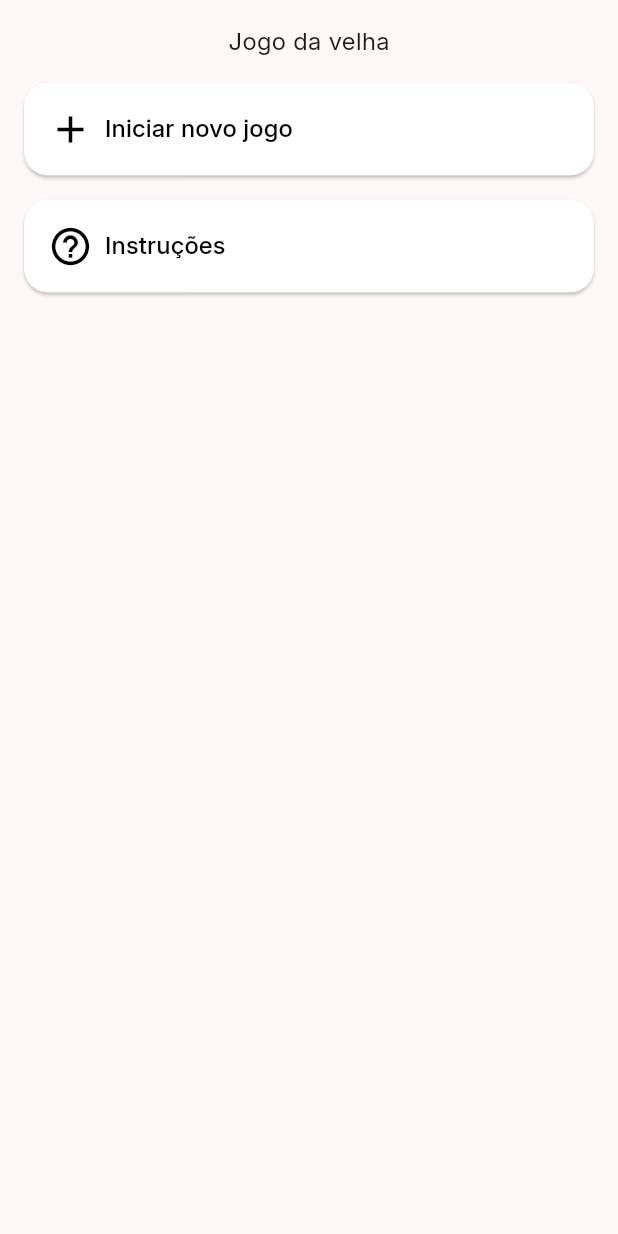
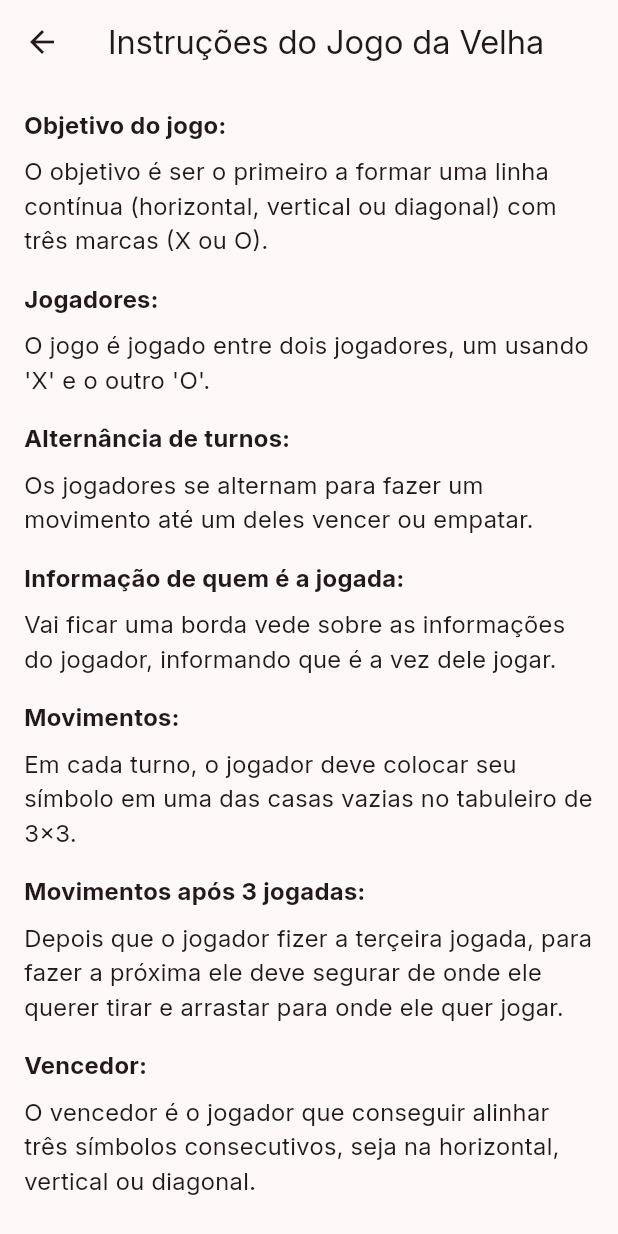
Before and after one commit to WillianMedeiros14/games_in_flutter, a Flutter app: the TicTacToeHomePage screen opened directly, after a tap on "Instruções", on a phone screen of 412 x 824 dp. Run offline on Flutter 3.47's test engine with Material 3 defaults, Android fonts, the phone set to English and light mode, and no system bars.

Commit message:
feature:  creation of tic-tac-toe instructions

```diff
--- a/lib/features/ticTacToe/presentation/pages/tic_tac_toe_home_page.dart
+++ b/lib/features/ticTacToe/presentation/pages/tic_tac_toe_home_page.dart
@@ -1,4 +1,5 @@
 import 'package:flutter/material.dart';
+import 'package:games/features/ticTacToe/presentation/pages/tic_tac_toe_instructions_page.dart';
 import 'package:games/features/ticTacToe/presentation/pages/tic_tac_toe_page.dart';
 import 'package:games/features/ticTacToe/presentation/widgets/button_list_games_widget.dart';
 
@@ -38,7 +39,13 @@ class _TicTacToeHomePageState extends State<TicTacToeHomePage> {
                 ButtonOptionWidget(
                   icon: Icons.help_outline,
                   title: "Instruções",
-                  onPressed: () => {},
+                  onPressed: () => {
+                    Navigator.of(context).push(
+                      MaterialPageRoute(
+                        builder: (context) => const TicTacToeInstructionsPage(),
+                      ),
+                    )
+                  },
                 )
               ],
             ),
--- /dev/null
+++ b/lib/features/ticTacToe/presentation/pages/tic_tac_toe_instructions_page.dart
@@ -0,0 +1,96 @@
+import 'package:flutter/material.dart';
+
+class TicTacToeInstructionsPage extends StatelessWidget {
+  const TicTacToeInstructionsPage({super.key});
+
+  @override
+  Widget build(BuildContext context) {
+    return Scaffold(
+      appBar: AppBar(
+        title: const Text('Instruções do Jogo da Velha'),
+      ),
+      body: Padding(
+        padding: const EdgeInsets.all(16.0),
+        child: ListView(
+          children: const [
+            InstructionRowWidget(
+              title: "Objetivo do jogo:",
+              description:
+                  "O objetivo é ser o primeiro a formar uma linha contínua (horizontal, vertical ou diagonal) com três marcas (X ou O).",
+            ),
+            InstructionRowWidget(
+              title: "Jogadores:",
+              description:
+                  "O jogo é jogado entre dois jogadores, um usando 'X' e o outro 'O'.",
+            ),
+            InstructionRowWidget(
+              title: "Alternância de turnos:",
+              description:
+                  "Os jogadores se alternam para fazer um movimento até um deles vencer ou empatar.",
+            ),
+            InstructionRowWidget(
+              title: "Informação de quem é a jogada:",
+              description:
+                  "Vai ficar uma borda vede sobre as informações do jogador, informando que é a vez dele jogar.",
+            ),
+            InstructionRowWidget(
+              title: "Movimentos:",
+              description:
+                  "Em cada turno, o jogador deve colocar seu símbolo em uma das casas vazias no tabuleiro de 3x3.",
+            ),
+            InstructionRowWidget(
+              title: "Movimentos após 3 jogadas:",
+              description:
+                  "Depois que o jogador fizer a terçeira jogada, para fazer a próxima ele deve segurar de onde ele querer tirar e arrastar para onde ele quer jogar.",
+            ),
+            InstructionRowWidget(
+              title: "Vencedor:",
+              description:
+                  "O vencedor é o jogador que conseguir alinhar três símbolos consecutivos, seja na horizontal, vertical ou diagonal.",
+            ),
+            InstructionRowWidget(
+              title: "Empate:",
+              description:
+                  "Se todas as casas forem preenchidas e ninguém tiver vencido, o jogo termina em empate.",
+            ),
+          ],
+        ),
+      ),
+    );
+  }
+}
+
+class InstructionRowWidget extends StatelessWidget {
+  final String title;
+  final String description;
+
+  const InstructionRowWidget({
+    super.key,
+    required this.title,
+    required this.description,
+  });
+
+  @override
+  Widget build(BuildContext context) {
+    return Padding(
+      padding: const EdgeInsets.only(bottom: 16.0),
+      child: Column(
+        crossAxisAlignment: CrossAxisAlignment.start,
+        children: [
+          Text(
+            title,
+            style: const TextStyle(
+              fontWeight: FontWeight.bold,
+              fontSize: 16,
+            ),
+          ),
+          const SizedBox(height: 8),
+          Text(
+            description,
+            style: const TextStyle(fontSize: 16),
+          ),
+        ],
+      ),
+    );
+  }
+}
```
